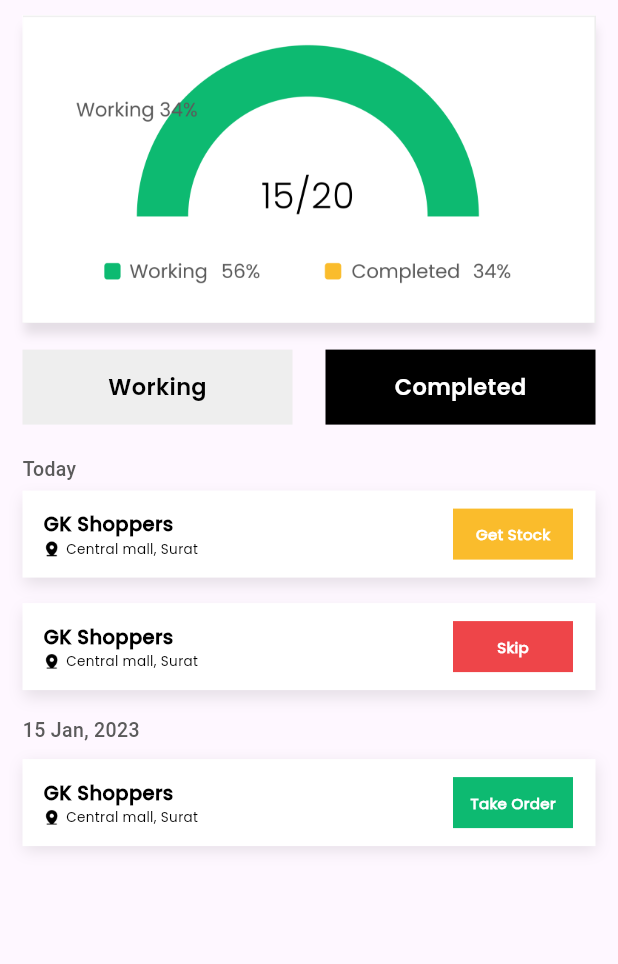
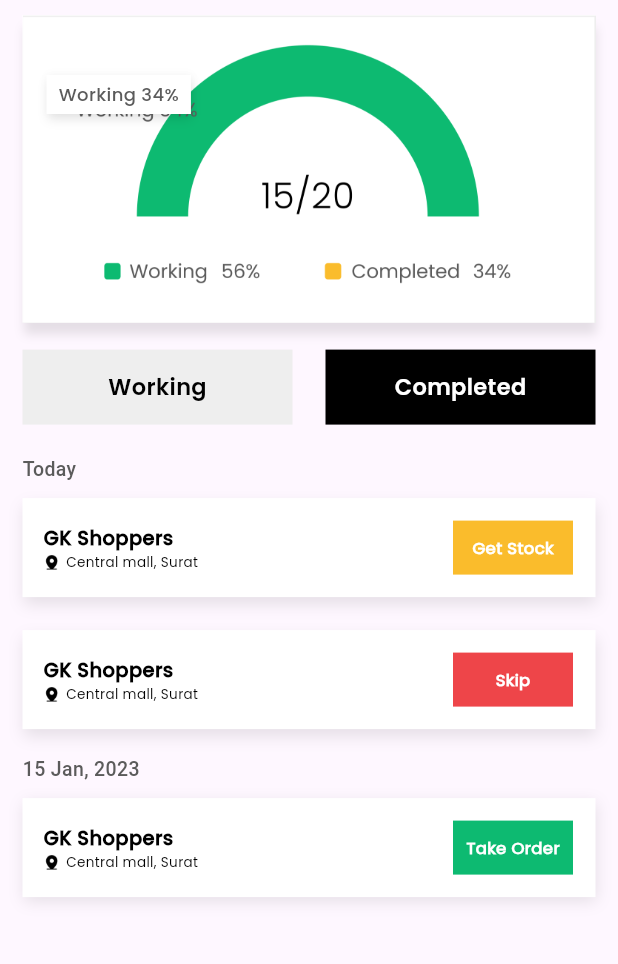
Before and after one commit to stellarboymihir/colorsoul, a Flutter app: the ServicePage screen opened by its route, after a tap on "Completed", on a phone screen of 412 x 824 dp, the part 84-1048 px from its top. Run offline on Flutter 3.47's test engine with Material 3 defaults, Android fonts, the phone set to English and light mode, and no system bars; our stand-ins replace badges, dropdown_button2, flutter_speed_dial, image_picker, pin_input_text_field; missing offline and left inert: mobile_scanner.

Commit message:
Till lunch

```diff
--- a/lib/dashboard/home/attendance.dart
+++ b/lib/dashboard/home/attendance.dart
@@ -139,6 +139,7 @@ class _AttendanceState extends State<Attendance> {
                             onChanged: (bool? val) {
                               setState(() {
                                 isChecked[0] = val!;
+                                isChecked[1] = false;
                               });
                             })
                       ],
@@ -161,6 +162,7 @@ class _AttendanceState extends State<Attendance> {
                             onChanged: (bool? val) {
                               setState(() {
                                 isChecked[1] = val!;
+                                isChecked[0] = false;
                               });
                             })
                       ],
@@ -222,6 +224,7 @@ class _AttendanceState extends State<Attendance> {
                             onChanged: (bool? val) {
                               setState(() {
                                 isSelected[0] = val!;
+                                isSelected[1] = false;
                               });
                             })
                       ],
@@ -244,6 +247,7 @@ class _AttendanceState extends State<Attendance> {
                             onChanged: (bool? val) {
                               setState(() {
                                 isSelected[1] = val!;
+                                isSelected[0] = false;
                               });
                             })
                       ],
--- a/lib/dashboard/home/notification.dart
+++ b/lib/dashboard/home/notification.dart
@@ -118,8 +118,9 @@ class _NotificationPageState extends State<NotificationPage> {
                     ),
                     Image.asset(
                       'assets/icons/dots.png',
-                      height: 20,
-                      width: 20,
+                      height: 23,
+                      width: 23,
+                      fit: BoxFit.fill,
                     ),
                   ],
                 ),
--- a/lib/dashboard/service/completed/completed.dart
+++ b/lib/dashboard/service/completed/completed.dart
@@ -50,8 +50,8 @@ class _CompletedState extends State<Completed> {
           itemBuilder: (context, index) {
             return Container(
               padding: const EdgeInsets.only(
-                  left: 14, top: 12, right: 5, bottom: 12),
-              margin: const EdgeInsets.fromLTRB(15, 5, 15, 12),
+                  left: 14, top: 15, right: 5, bottom: 15),
+              margin: const EdgeInsets.fromLTRB(15, 10, 15, 12),
               decoration: BoxDecoration(
                 color: MyColor.white,
                 boxShadow: [
@@ -103,14 +103,14 @@ class _CompletedState extends State<Completed> {
                       // Navigator.pushNamed(context, skipRoute);
                     },
                     child: Container(
-                      height: 34,
+                      height: 36,
                       width: 80,
                       color: workingList[index]["Color"],
                       child: Center(
                         child: Text(
                           '${workingList[index]["title"]}',
                           style: MyStyle.tx12w.copyWith(
-                            fontSize: 10,
+                            fontSize: 11,
                             fontWeight: FontWeight.w700,
                           ),
                         ),
@@ -142,7 +142,7 @@ class _CompletedState extends State<Completed> {
         ),
         Container(
           padding:
-              const EdgeInsets.only(left: 14, top: 12, right: 5, bottom: 12),
+              const EdgeInsets.only(left: 14, top: 15, right: 5, bottom: 15),
           margin: const EdgeInsets.fromLTRB(15, 5, 15, 12),
           decoration: BoxDecoration(
             color: MyColor.white,
@@ -195,14 +195,14 @@ class _CompletedState extends State<Completed> {
                   // Navigator.pushNamed(context, skipRoute);
                 },
                 child: Container(
-                  height: 34,
+                  height: 36,
                   width: 80,
                   color: MyColor.green,
                   child: Center(
                     child: Text(
                       'Take Order',
                       style: MyStyle.tx12w.copyWith(
-                        fontSize: 10,
+                        fontSize: 11,
                         fontWeight: FontWeight.w700,
                       ),
                     ),
--- a/lib/dashboard/service/service.dart
+++ b/lib/dashboard/service/service.dart
@@ -65,18 +65,51 @@ class _ServicePageState extends State<ServicePage> {
                   spreadRadius: 0.01,
                   offset: const Offset(1, 8),
                 ),
-                // BoxShadow(
-                //   color: MyColor.black.withOpacity(0.1),
-                //   blurRadius: 1,
-                //   spreadRadius: 0.01,
-                //   offset: const Offset(-1, -1),
-                // ),
               ],
             ),
             child: Column(
               children: [
-                Image.asset(
-                  'assets/images/semi.png',
+                Stack(
+                  children: [
+                    Image.asset(
+                      'assets/images/semi.png',
+                    ),
+                    Positioned(
+                      height: 26,
+                      // width: 92,
+                      top: 40,
+                      left: 16,
+                      child: Container(
+                        padding: EdgeInsets.symmetric(horizontal: 8),
+                        decoration: BoxDecoration(
+                          color: MyColor.white,
+                          boxShadow: [
+                            BoxShadow(
+                              color: MyColor.black.withOpacity(0.1),
+                              blurRadius: 5,
+                              spreadRadius: 0.01,
+                              offset: const Offset(1, 4),
+                            ),
+                            BoxShadow(
+                              color: MyColor.black.withOpacity(0.03),
+                              blurRadius: 4,
+                              spreadRadius: 0.01,
+                              offset: const Offset(1, 0),
+                            ),
+                          ],
+                        ),
+                        child: Center(
+                          child: Text(
+                            'Working 34%',
+                            style: MyStyle.tx13b.copyWith(
+                              fontSize: 12,
+                              color: MyColor.darkBlack,
+                            ),
+                          ),
+                        ),
+                      ),
+                    )
+                  ],
                 ),
               ],
             ),
--- a/lib/dashboard/service/working/working.dart
+++ b/lib/dashboard/service/working/working.dart
@@ -54,7 +54,7 @@ class _WorkingState extends State<Working> {
                     Navigator.pushNamed(context, shoppersRoute);
                   },
                   child: Container(
-                    padding: const EdgeInsets.symmetric(vertical: 12),
+                    padding: const EdgeInsets.symmetric(vertical: 15),
                     margin: const EdgeInsets.only(
                         left: 15, top: 0, right: 12, bottom: 12),
                     decoration: BoxDecoration(
@@ -107,15 +107,15 @@ class _WorkingState extends State<Working> {
                           width: 20,
                         ),
                         Container(
-                          height: 34,
-                          width: 34,
+                          height: 38,
+                          width: 38,
                           color: MyColor.grey,
                           child: Padding(
-                            padding: const EdgeInsets.all(8.0),
+                            padding: const EdgeInsets.all(7.5),
                             child: Image.asset(
                               'assets/icons/call.png',
-                              height: 20,
-                              width: 20,
+                              // height: 15,
+                              // width: 15,
                               fit: BoxFit.fill,
                             ),
                           ),
@@ -124,7 +124,7 @@ class _WorkingState extends State<Working> {
                         //   width: 2,
                         // ),
                         Container(
-                          height: 34,
+                          height: 38,
                           width: 79,
                           color: MyColor.grey,
                           child: Center(
@@ -145,7 +145,7 @@ class _WorkingState extends State<Working> {
                             Navigator.pushNamed(context, skipRoute);
                           },
                           child: Container(
-                            height: 34,
+                            height: 38,
                             width: 52,
                             color: MyColor.grey,
                             child: Center(
```
Also changed, not shown: lib/dashboard/home/home.dart (+7 -7 lines), lib/dashboard/home/task/taskPage.dart (+15 -14 lines), lib/dashboard/service/working/editRoute.dart (+27 -12 lines), lib/dashboard/service/working/shoppers/checkOut.dart (+12 -1 lines), lib/dashboard/service/working/shoppers/getStock/getStock.dart (+15 -11 lines), lib/dashboard/service/working/shoppers/shoppers.dart (+15 -9 lines), assets/icons/search.png (added).
